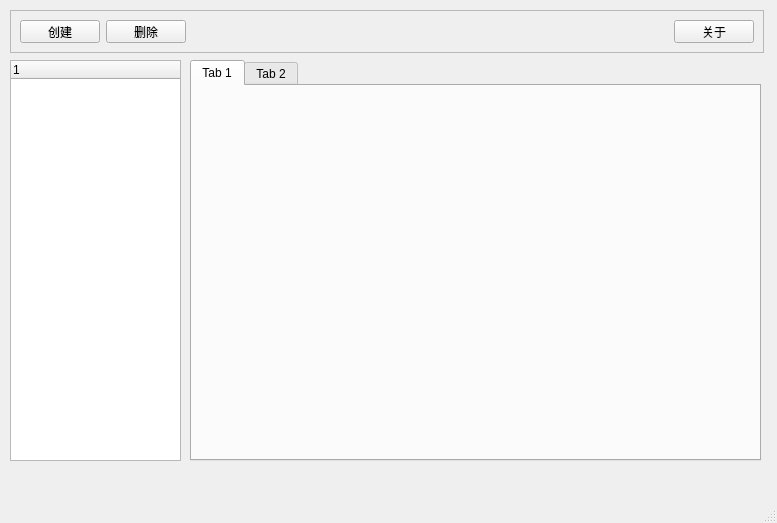
First picture: the form in resource/ui/main_window.ui, repository uname/PySockDebuger, before the edit.
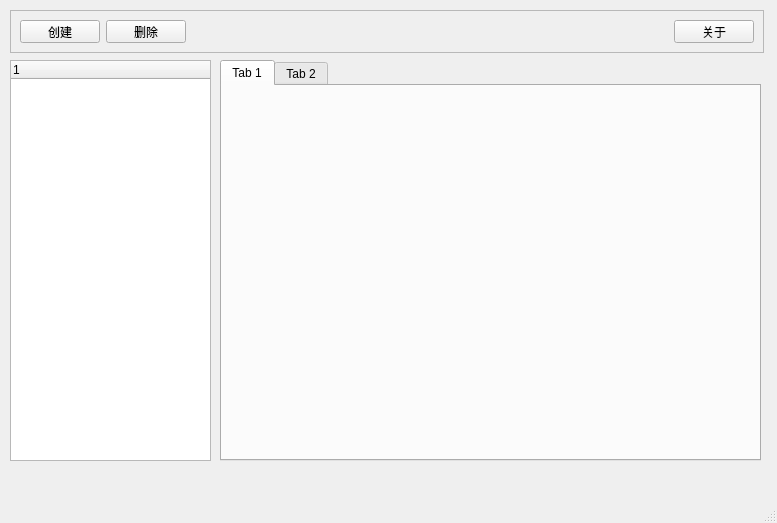
Second picture: the form after the edit. Custom widgets are drawn as their Qt base class.

```diff
--- a/resource/ui/main_window.ui
+++ b/resource/ui/main_window.ui
@@ -77,10 +77,16 @@
      <rect>
       <x>10</x>
       <y>60</y>
-      <width>171</width>
+      <width>201</width>
       <height>401</height>
      </rect>
     </property>
+    <property name="minimumSize">
+     <size>
+      <width>201</width>
+      <height>0</height>
+     </size>
+    </property>
     <property name="styleSheet">
      <string notr="true"/>
     </property>
@@ -93,9 +99,9 @@
    <widget class="QTabWidget" name="sockTab">
     <property name="geometry">
      <rect>
-      <x>190</x>
+      <x>220</x>
       <y>60</y>
-      <width>571</width>
+      <width>541</width>
       <height>401</height>
      </rect>
     </property>
```
